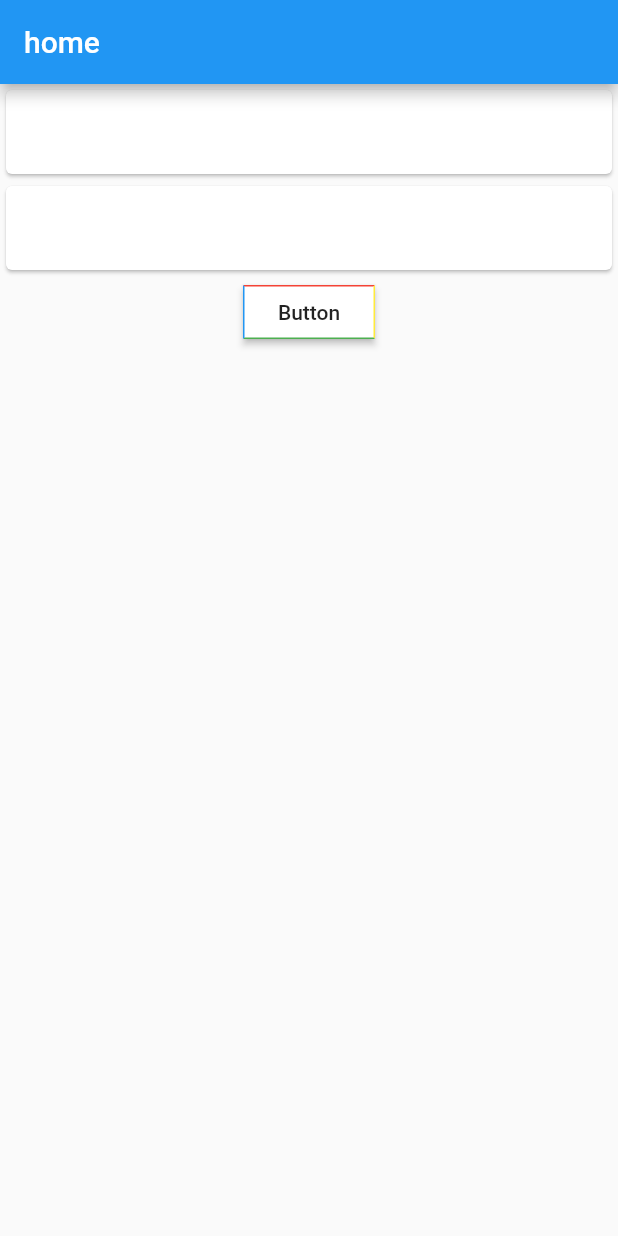
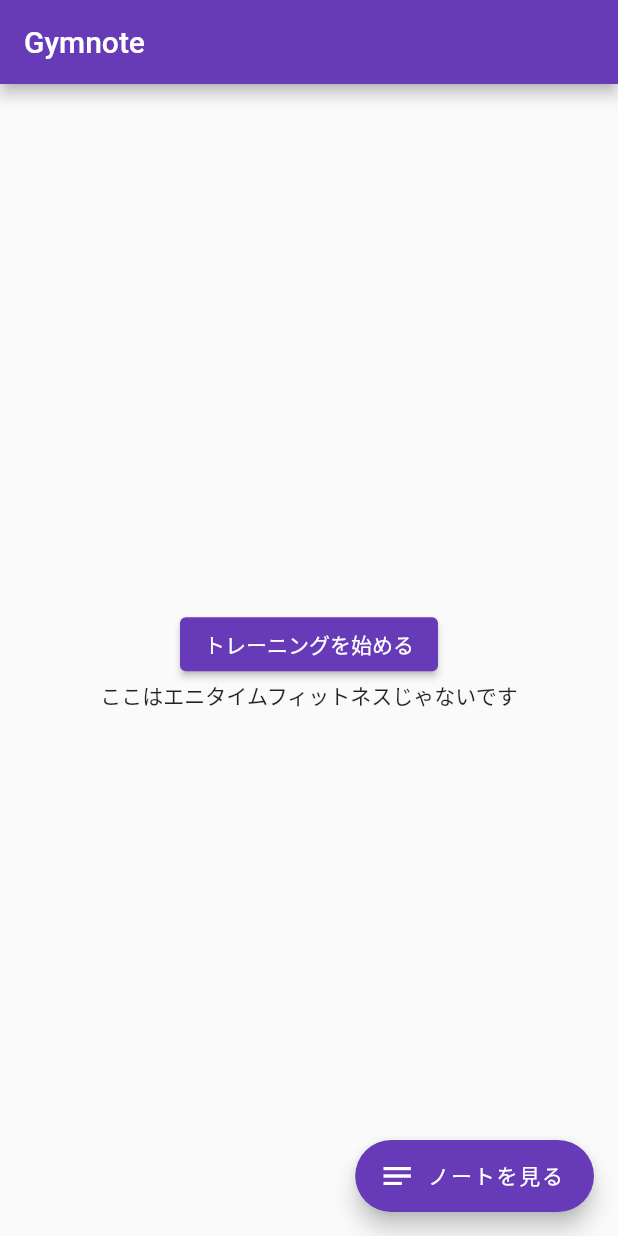
Before and after one commit to kaytaka0/gymnote, a Flutter app: the screen it shows after launch, on a phone screen of 412 x 824 dp. Run offline on Flutter 3.47's test engine with Material 2 defaults, Android fonts, the phone set to English and light mode, and no system bars; our stand-ins replace location.

Commit message:
Logページを作成

```diff
--- a/lib/main.dart
+++ b/lib/main.dart
@@ -1,67 +1,42 @@
 import 'package:flutter/material.dart';
+import 'package:gymnote/log.dart';
 import 'package:location/location.dart';
+
+import 'location_utils.dart';
 
 void main() {
   runApp(MyApp());
 }
 
-Future<bool> checkLocation() async {
-  Location location = new Location();
-  bool _serviceEnabled;
-  PermissionStatus _permissionGranted;
-
-  _serviceEnabled = await location.serviceEnabled();
-  if (!_serviceEnabled) {
-    _serviceEnabled = await location.requestService();
-    if (!_serviceEnabled) {
-      return false;
-    }
-  }
-  _permissionGranted = await location.hasPermission();
-  if (_permissionGranted == PermissionStatus.denied) {
-    _permissionGranted = await location.requestPermission();
-    if (_permissionGranted != PermissionStatus.granted) {
-      return false;
-    }
-  }
-  return true;
-}
-
 class MyApp extends StatelessWidget {
-  // This widget is the root of your application.
   @override
   Widget build(BuildContext context) {
     return MaterialApp(
       title: 'Gymnote',
+      debugShowCheckedModeBanner: false,
       theme: ThemeData(
-        primarySwatch: Colors.blue,
+        primarySwatch: Colors.deepPurple,
+        backgroundColor: Colors.deepPurple,
       ),
-      home: MyHomePage(title: 'home'),
+      home: HomePage(title: 'Gymnote'),
     );
   }
 }
 
-class MyHomePage extends StatefulWidget {
-  MyHomePage({Key key, this.title}) : super(key: key);
+class HomePage extends StatefulWidget {
+  HomePage({Key key, this.title}) : super(key: key);
 
   final String title;
 
   @override
-  _MyHomePageState createState() => _MyHomePageState();
+  _HomePageState createState() => _HomePageState();
 }
 
-class _MyHomePageState extends State<MyHomePage> {
-  String _text = "";
-  String _text2 = "";
+class _HomePageState extends State<HomePage> {
+  String _text = "ここはエニタイムフィットネスじゃないです";
   void _changeText(String t) {
     setState(() {
       _text = t;
-    });
-  }
-
-  void _changeText2(String t) {
-    setState(() {
-      _text2 = t;
     });
   }
 
@@ -71,76 +46,45 @@ class _MyHomePageState extends State<MyHomePage> {
       appBar: AppBar(
         title: Text(widget.title),
       ),
-      body: ListView(
+      body: Container(
+        // padding: EdgeInsets.all(110),
+        child: Column(
+          mainAxisAlignment: MainAxisAlignment.center,
           children: <Widget>[
-          Card(
-            child: ListTile(
-              title: Text(_text),
-            ),
-          ),
-          Card(
-            child: ListTile(
-              title: Text(_text2),
-            ),
-          ),
-          Container(
-            child: Center(
-              child: RaisedButton(
-                child: Text("Button"),
-                color: Colors.white,
-                shape: Border(
-                  top: BorderSide(color: Colors.red),
-                  left: BorderSide(color: Colors.blue),
-                  right: BorderSide(color: Colors.yellow),
-                  bottom: BorderSide(color: Colors.green),
+            Center(
+              child: ElevatedButton(
+                  child: Text("トレーニングを始める"),
+                  style: ElevatedButton.styleFrom(
+                    primary: Colors.deepPurple,
                   ),
                   onPressed: () async {
                     bool isGetLocation = await checkLocation();
                     if (isGetLocation) {
-                    Location location = new Location();
-                    LocationData currentLocation = await location.getLocation();
-
-                    List<LocationData> gymLocation = [
-                      new LocationData.fromMap({
-                        'latitude': 34.84173822491373,
-                        'longitude': 135.49867778891553,
+                      LocationData currentLocation =
+                          await (new Location().getLocation());
+                      if (inGym(currentLocation)) {
+                        _changeText("ここはエニタイムフィットネスです");
+                      } else {
+                        _changeText("ここはエニタイムフィットネスじゃないです");
+                      }
+                    }
                   }),
-                      new LocationData.fromMap({
-                        'latitude': 34.758475955821034,
-                        'longitude': 135.5153780809641,
-                      }),
-                      new LocationData.fromMap({
-                        'latitude': 34.787337859052606,
-                        'longitude': 135.46172630326728,
-                      }),
-                      new LocationData.fromMap({
-                        'latitude': 34.81894410513142,
-                        'longitude': 135.4908909891249,
-                      }),
-                      new LocationData.fromMap({
-                        'latitude': 34.82571310203641,
-                        'longitude': 135.46588099888686,
-                      }),
-                    ];
-
-                    // 小数第三位まで一致していればOKとする
-                    bool isEqual = (currentLocation.latitude -
-                                    gymLocation[1].latitude)
-                                .abs() <
-                            10e-3 &&
-                        (currentLocation.longitude - gymLocation[1].longitude)
-                                .abs() <
-                            10e-3;
-
-                    _changeText("${isEqual.toString()}");
-                    _changeText2(
-                        "lat:${currentLocation.latitude}\n lon:${currentLocation.longitude}\n GYM\n lat:${gymLocation[1].latitude}\n lon:${gymLocation[1].longitude}");
-                  }
-                },
+            ),
+            Text(_text),
+          ],
         ),
       ),
-          ),
-        ],
+      floatingActionButton: FloatingActionButton.extended(
+        onPressed: () {
+          Navigator.of(context).push(
+            MaterialPageRoute(builder: (context) {
+              return LogPage();
+            }),
+          );
+        },
+        icon: Icon(Icons.notes),
+        label: const Text('ノートを見る'),
+        backgroundColor: Colors.deepPurple,
       ),
     );
   }
```
Also changed, not shown: lib/gym_location.dart (added, +14 -0 lines), lib/location_utils.dart (added, +64 -0 lines), lib/log.dart (added, +51 -0 lines), lib/push.dart (added), 1 other file. Lines whose indentation alone changed are shown as unchanged.
